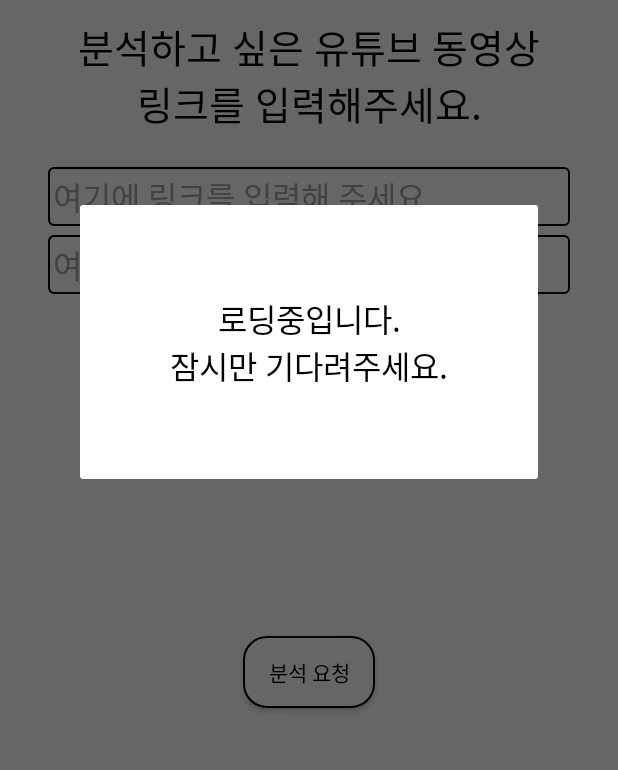
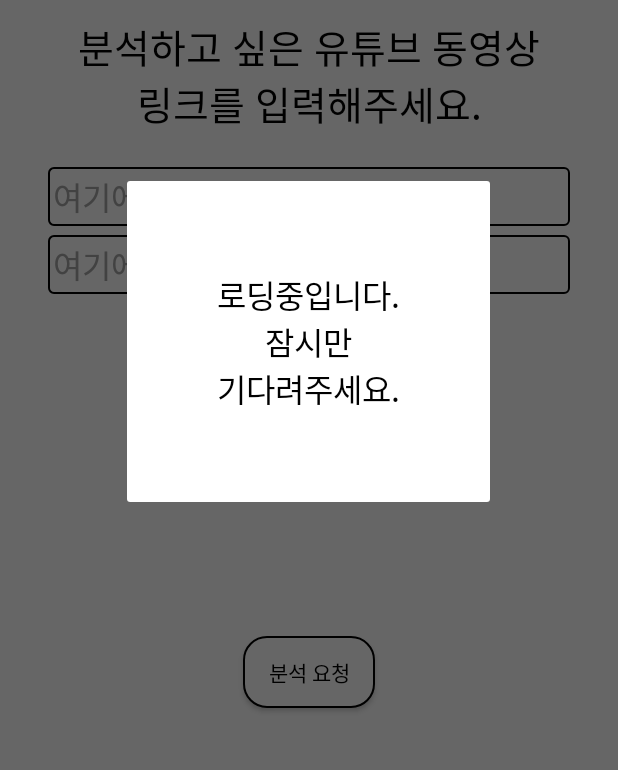
Before and after one commit to kimyunseok/ggp-project-android, an Android app: the screen it shows after launch (MainActivity), after a tap on "분석 요청", on a phone screen of 412 x 824 dp, the part 276-1046 px from its top. Run offline under Robolectric (Android 15) with nearby library versions, the phone set to English and light mode, and no system bars; our stand-ins replace Dagger/Hilt's generated code, data binding; 1 other tap on this screen came first.

Commit message:
fix. 로딩 문구 수정

```diff
--- a/app/src/main/res/values/strings.xml
+++ b/app/src/main/res/values/strings.xml
@@ -15,6 +15,6 @@
     <string name="dangerous_comment_in_link">링크(들) 속 댓글들의 위험 요소들은\n다음과 같습니다.</string>
     <string name="dangerous_recommended_contents">노출된 위험 요소에 따라 다음의\n컨텐츠를 추천드립니다.</string>
 
-    <string name="loading">로딩중입니다.\n잠시만 기다려주세요.</string>
+    <string name="loading">로딩중입니다.\n잠시만\n기다려주세요.</string>
 
 </resources>
```
